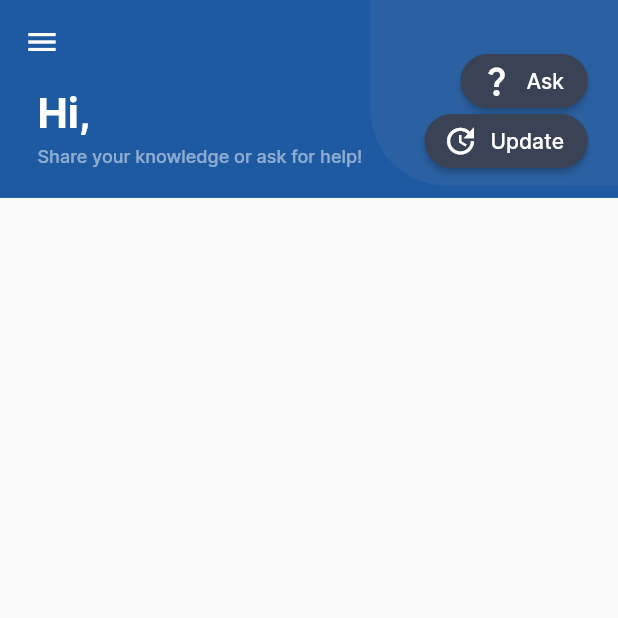
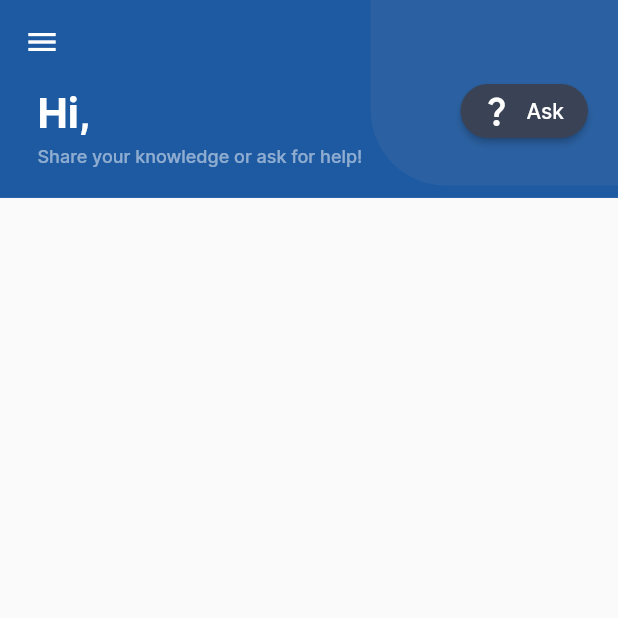
Before and after one commit to clarencekwl/scse-knowledge-hub, a Flutter app: the HomePage screen opened directly, on a phone screen of 412 x 824 dp, the top half of it. Run offline on Flutter 3.47's test engine with Material 2 defaults, Android fonts, the phone set to English and light mode, and no system bars; our stand-ins replace cached_network_image, cloud_firestore, firebase_auth, firebase_core, flutter_spinkit, image_picker and 2 more; missing offline and left inert: cached_memory_image, image_painter; accounts and stored records are empty.

Commit message:
:construction: [Question] update page

```diff
--- a/scse_knowledge_hub_app/lib/pages/home_page.dart
+++ b/scse_knowledge_hub_app/lib/pages/home_page.dart
@@ -60,6 +60,17 @@ class _HomePageState extends State<HomePage> {
     _questionProvider = Provider.of(context);
     _userProvider = Provider.of(context);
     return Scaffold(
+      floatingActionButton: _isSliverAppBarExpanded
+          ? FloatingActionButton(
+              onPressed: () async {
+                Navigator.of(context).push(MaterialPageRoute(
+                    builder: (context) => CreateQuestionPage()));
+              },
+              elevation: 6,
+              backgroundColor: Styles.primaryBlueColor,
+              child: Icon(Icons.add, color: Colors.white),
+            )
+          : null,
       drawer: NavBar(),
       body: SafeArea(
         top: false,
@@ -125,7 +136,7 @@ class _HomePageState extends State<HomePage> {
                                     ),
                                   )),
                               Positioned(
-                                top: 30,
+                                top: 50,
                                 right: 20,
                                 child: ElevatedButton.icon(
                                     style: ElevatedButton.styleFrom(
@@ -142,23 +153,6 @@ class _HomePageState extends State<HomePage> {
                                     },
                                     icon: const Icon(Icons.question_mark),
                                     label: Text("Ask")),
-                              ),
-                              Positioned(
-                                top: 70,
-                                right: 20,
-                                child: ElevatedButton.icon(
-                                    style: ElevatedButton.styleFrom(
-                                        backgroundColor:
-                                            Styles.primaryGreyColor,
-                                        shape: RoundedRectangleBorder(
-                                            borderRadius:
-                                                BorderRadius.circular(20))),
-                                    onPressed: () async {
-                                      await _questionProvider.updateQuestion(
-                                          docID: "t9OPUj5d0gUXeOZkMcyC");
-                                    },
-                                    icon: const Icon(Icons.update),
-                                    label: Text("Update")),
                               ),
                             ],
                           ),
--- a/scse_knowledge_hub_app/lib/providers/question_provider.dart
+++ b/scse_knowledge_hub_app/lib/providers/question_provider.dart
@@ -57,10 +57,7 @@ class QuestionProvider extends ChangeNotifier {
       {required String docID, String? title, String? description}) async {
     startLoading();
     await QuestionAPI.updateQuestion(
-        docId: docID,
-        title:
-            _tempListOfTitles[math.Random().nextInt(_tempListOfNames.length)],
-        description: description);
+        docId: docID, title: title, description: description);
     await getQuestions();
     stopLoading();
   }
--- a/scse_knowledge_hub_app/lib/utils/styles.dart
+++ b/scse_knowledge_hub_app/lib/utils/styles.dart
@@ -101,10 +101,4 @@ class Styles {
       color: Colors.grey[600],
     ),
   );
-
-  // static int redColor = 0xffff2d55;
-  static Color tipColor = Color.fromRGBO(255, 226, 108, 1);
-  static Color matchWonCardSideColor = Color.fromRGBO(22, 160, 133, 1);
-  static Color matchLostCardSideColor = Color.fromRGBO(211, 84, 0, 1);
-  static Color? vipCardBgColor = Colors.orange[100];
 }
```
Also changed, not shown: scse_knowledge_hub_app/lib/pages/question_details_page.dart (+7 -1 lines), scse_knowledge_hub_app/lib/pages/update_question_page.dart (renamed from scse_knowledge_hub_app/lib/pages/create_question_page.dart, +22 -14 lines).
